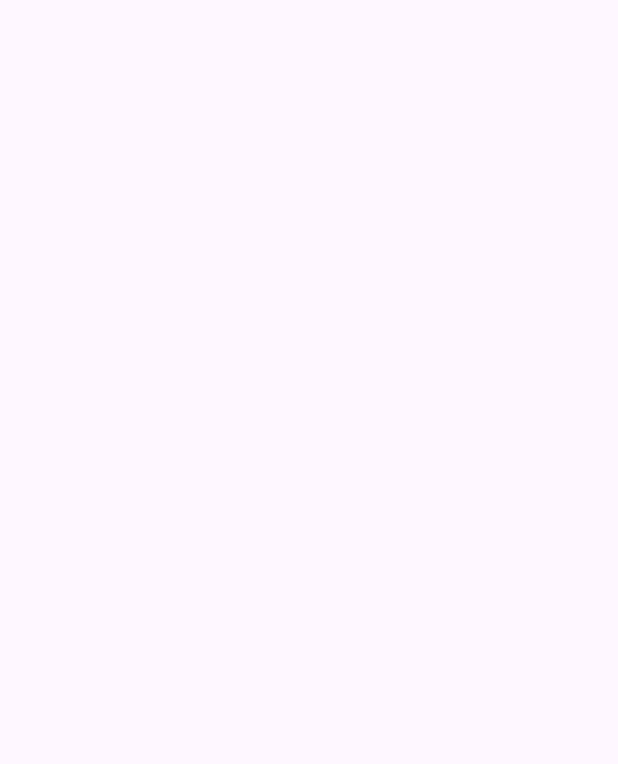
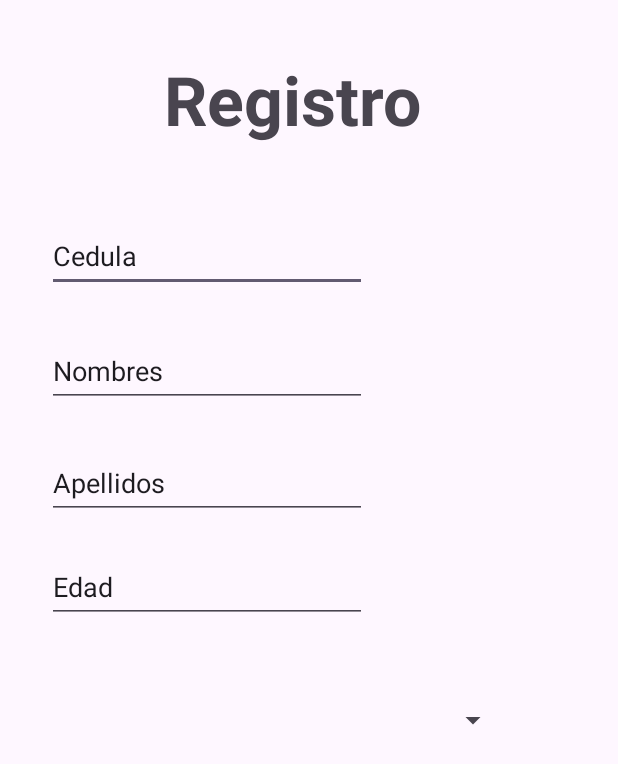
Before and after one commit to CZalamea/GestorC3, an Android app: the RegistroActivity screen opened directly, with no data from a screen before it, on a phone screen of 412 x 824 dp. Before the commit the part shown is empty. Shown: the top 764 px of the screen. Run offline under Robolectric (Android 15) with nearby library versions, the phone set to English and light mode, and no system bars; 2 statements that could not run were skipped.

Commit message:
se crea el activity registro para el nuevo deber

```diff
--- a/app/src/main/java/com/raccoon/gestorc3/MainActivity.java
+++ b/app/src/main/java/com/raccoon/gestorc3/MainActivity.java
@@ -1,5 +1,6 @@
 package com.raccoon.gestorc3;
 
+import android.content.Intent;
 import android.os.Bundle;
 import android.widget.Button;
 import android.widget.Toast;
@@ -47,13 +48,21 @@ public class MainActivity extends AppCompatActivity {
             //validar los datos
             if (usuario.equals(Usuario) && clave.equals(Clave)) {
                 //datos correctos -> ingresa
-                Toast.makeText(MainActivity.this, "Acceso Concedido", Toast.LENGTH_SHORT).show();
+                Toast.makeText(MainActivity.this, "Acceso Concedido", Toast.LENGTH_LONG).show();
             } else {
                 //datos incorrectos -> no ingresa
-                Toast.makeText(MainActivity.this, "Datos incorrectos", Toast.LENGTH_SHORT).show();
+                Toast.makeText(MainActivity.this, "Datos incorrectos", Toast.LENGTH_LONG).show();
             }
 
         });
+
+        //redireccionando al activity registro
+        Button btnRegistro = findViewById(R.id.buttonRegistro);
+        btnRegistro.setOnClickListener(v -> {
+            Intent intent = new Intent(MainActivity.this, RegistroActivity.class);
+            startActivity(intent);
+        });
+
     }
 
 }
--- a/app/src/main/java/com/raccoon/gestorc3/RegistroActivity.java
+++ b/app/src/main/java/com/raccoon/gestorc3/RegistroActivity.java
@@ -1,6 +1,7 @@
 package com.raccoon.gestorc3;
 
 import android.os.Bundle;
+import android.widget.Spinner;
 
 import androidx.activity.EdgeToEdge;
 import androidx.appcompat.app.AppCompatActivity;
@@ -22,4 +23,7 @@ public class RegistroActivity extends AppCompatActivity {
         });
     }
 
+    Spinner spinnerNacionalidad = findViewById(R.id.spinner);
+    Spinner spinnerGenero = findViewById(R.id.spinner);
+
 }
--- a/app/src/main/java/com/raccoon/gestorc3/SplashActivity.java
+++ b/app/src/main/java/com/raccoon/gestorc3/SplashActivity.java
@@ -16,7 +16,7 @@ public class SplashActivity extends AppCompatActivity {
     protected void onCreate(Bundle savedInstanceState) {
         super.onCreate(savedInstanceState);
         EdgeToEdge.enable(this);
-        setContentView(R.layout.activity_splash_activity);
+        setContentView(R.layout.activity_loading);
 
 
         ViewCompat.setOnApplyWindowInsetsListener(findViewById(R.id.main), (v, insets) -> {
--- a/app/src/main/res/layout/activity_main.xml
+++ b/app/src/main/res/layout/activity_main.xml
@@ -92,7 +92,8 @@
         app:layout_constraintEnd_toStartOf="@+id/guideline3"
         app:layout_constraintHorizontal_bias="0.466"
         app:layout_constraintStart_toStartOf="@+id/guideline2"
-        app:layout_constraintTop_toBottomOf="@+id/textInputEditTextClave" />
+        app:layout_constraintTop_toBottomOf="@+id/textInputEditTextClave"
+        tools:ignore="RtlSymmetry" />
 
     <TextView
         android:id="@+id/textView6"
@@ -122,5 +123,17 @@
             android:inputType="text" />
     </com.google.android.material.textfield.TextInputLayout>
 
+    <Button
+        android:id="@+id/buttonRegistro"
+        android:layout_width="wrap_content"
+        android:layout_height="wrap_content"
+        android:text="@string/Registrese"
+        app:layout_constraintBottom_toBottomOf="parent"
+        app:layout_constraintEnd_toStartOf="@+id/guideline3"
+        app:layout_constraintHorizontal_bias="0.51"
+        app:layout_constraintStart_toStartOf="@+id/guideline2"
+        app:layout_constraintTop_toBottomOf="@+id/textView6"
+        app:layout_constraintVertical_bias="0.183" />
+
 
 </androidx.constraintlayout.widget.ConstraintLayout>
--- a/app/src/main/res/layout/activity_registro.xml
+++ b/app/src/main/res/layout/activity_registro.xml
@@ -1,9 +1,98 @@
 <?xml version="1.0" encoding="utf-8"?>
 <androidx.constraintlayout.widget.ConstraintLayout xmlns:android="http://schemas.android.com/apk/res/android"
+    xmlns:app="http://schemas.android.com/apk/res-auto"
     xmlns:tools="http://schemas.android.com/tools"
     android:id="@+id/main"
     android:layout_width="match_parent"
     android:layout_height="match_parent"
     tools:context=".RegistroActivity">
 
+    <TextView
+        android:id="@+id/textView7"
+        android:layout_width="wrap_content"
+        android:layout_height="wrap_content"
+        android:text="@string/Registrese"
+        android:textStyle="bold"
+        android:textAlignment="center"
+        android:textSize="45sp"
+        app:layout_constraintBottom_toBottomOf="parent"
+        app:layout_constraintEnd_toEndOf="parent"
+        app:layout_constraintHorizontal_bias="0.453"
+        app:layout_constraintStart_toStartOf="parent"
+        app:layout_constraintTop_toTopOf="parent"
+        app:layout_constraintVertical_bias="0.047" />
+
+    <EditText
+        android:id="@+id/Cedula"
+        android:layout_width="wrap_content"
+        android:layout_height="wrap_content"
+        android:ems="10"
+        android:inputType="number"
+        android:minHeight="48dp"
+        android:text="@string/Cedula"
+        app:layout_constraintBottom_toBottomOf="parent"
+        app:layout_constraintEnd_toEndOf="parent"
+        app:layout_constraintHorizontal_bias="0.159"
+        app:layout_constraintStart_toStartOf="parent"
+        app:layout_constraintTop_toBottomOf="@+id/textView7"
+        app:layout_constraintVertical_bias="0.074" />
+
+    <EditText
+        android:id="@+id/Nombre"
+        android:layout_width="wrap_content"
+        android:layout_height="wrap_content"
+        android:ems="10"
+        android:importantForAutofill="no"
+        android:inputType="text"
+        android:minHeight="48dp"
+        android:text="@string/Nombres"
+        app:layout_constraintBottom_toBottomOf="parent"
+        app:layout_constraintEnd_toEndOf="parent"
+        app:layout_constraintHorizontal_bias="0.159"
+        app:layout_constraintStart_toStartOf="parent"
+        app:layout_constraintTop_toBottomOf="@+id/Cedula"
+        app:layout_constraintVertical_bias="0.049" />
+
+    <EditText
+        android:id="@+id/editTextText3"
+        android:layout_width="wrap_content"
+        android:layout_height="wrap_content"
+        android:ems="10"
+        android:inputType="text"
+        android:minHeight="48dp"
+        android:text="@string/Apellidos"
+        app:layout_constraintBottom_toBottomOf="parent"
+        app:layout_constraintEnd_toEndOf="parent"
+        app:layout_constraintHorizontal_bias="0.159"
+        app:layout_constraintStart_toStartOf="parent"
+        app:layout_constraintTop_toBottomOf="@+id/Nombre"
+        app:layout_constraintVertical_bias="0.053" />
+
+    <EditText
+        android:id="@+id/edad"
+        android:layout_width="wrap_content"
+        android:layout_height="wrap_content"
+        android:layout_marginBottom="48dp"
+        android:ems="10"
+        android:inputType="number"
+        android:minHeight="48dp"
+        android:text="@string/Edad"
+        app:layout_constraintBottom_toBottomOf="parent"
+        app:layout_constraintEnd_toEndOf="parent"
+        app:layout_constraintHorizontal_bias="0.159"
+        app:layout_constraintStart_toStartOf="parent"
+        app:layout_constraintTop_toBottomOf="@+id/editTextText3"
+        app:layout_constraintVertical_bias="0.056" />
+
+    <Spinner
+        android:id="@+id/spinner"
+        android:layout_width="307dp"
+        android:layout_height="48dp"
+        app:layout_constraintBottom_toBottomOf="parent"
+        app:layout_constraintEnd_toEndOf="parent"
+        app:layout_constraintHorizontal_bias="0.307"
+        app:layout_constraintStart_toStartOf="parent"
+        app:layout_constraintTop_toBottomOf="@+id/edad"
+        app:layout_constraintVertical_bias="0.112" />
+
 </androidx.constraintlayout.widget.ConstraintLayout>
--- a/app/src/main/res/values/strings.xml
+++ b/app/src/main/res/values/strings.xml
@@ -4,7 +4,17 @@
     <string name="Developer">Cesar Zalamea</string>
     <string name="desarrollado">Desarrollado por: </string>
     <string name="version">Version 1.0</string>
-    <string name="logo_proyecto">Logo Proyecto</string>"
+    <string name="logo_proyecto">Logo Proyecto</string>
+    <string name="Registrese">Registro</string>
+    <string name="Cedula">Cedula</string>
+    <string name="Nombres">Nombres</string>
+    <string name="Apellidos">Apellidos</string>
+    <string name="Edad">Edad</string>
+    <string name="Nacionalidad">Nacionalidad</string>
+    <string name="Genero">Genero</string>
+    <string name="Estado_Civil">Estado Civil</string>
+    <string name="Fecha_Nacimiento">Fecha Nacimiento</string>
+    <string name="Nivel_Ingles">Nivel de Ingles</string>
 
     <!-- LOGIN-->
     <string name="titulo_login">Ingrese sesion</string>
```
Also changed, not shown: app/src/main/res/layout/activity_loading.xml (renamed from app/src/main/res/layout/activity_splash_activity.xml).
